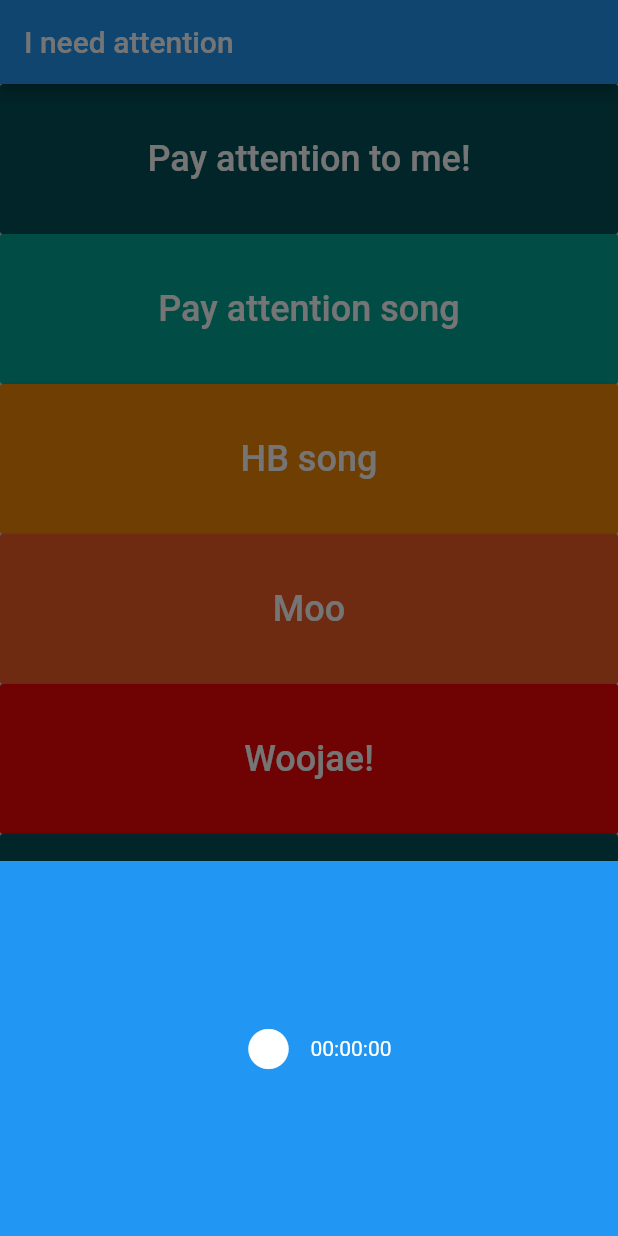
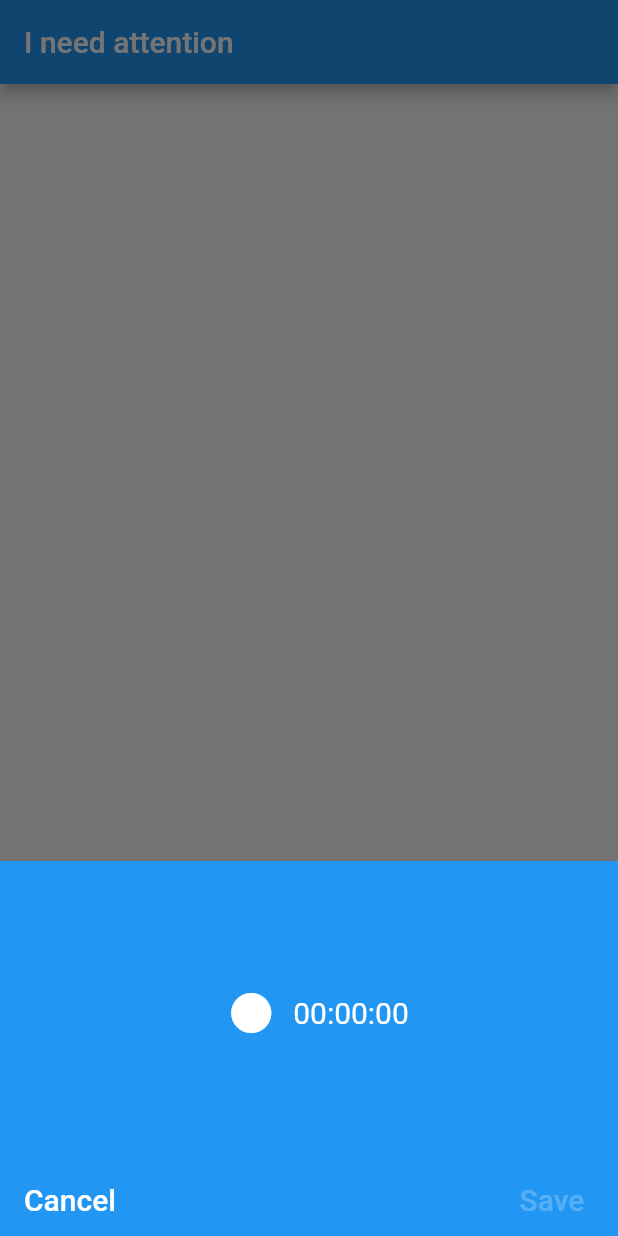
Before and after one commit to wooleah/pay-attention-to-me, a Flutter app: the screen it shows after launch, after a tap on the "add" icon, on a phone screen of 412 x 824 dp. Run offline on Flutter 3.47's test engine with Material 2 defaults, Android fonts, the phone set to English and light mode, and no system bars; our stand-ins replace flutter_vector_icons; missing offline and left inert: flutter_sound.

Commit message:
Now can record and save file and update the list

```diff
--- a/lib/home_screen.dart
+++ b/lib/home_screen.dart
@@ -1,5 +1,8 @@
 import 'package:flutter/material.dart';
-import 'package:assets_audio_player/assets_audio_player.dart';
+import 'dart:io';
+import 'package:path/path.dart' as path;
+import 'package:path_provider/path_provider.dart';
+// import 'package:assets_audio_player/assets_audio_player.dart';
 import 'package:flutter_sound/flutter_sound.dart';
 import 'package:pay_attention_to_me/widgets/recorder.dart';
 import 'constants.dart' as Constants;
@@ -10,33 +13,38 @@ class HomeScreen extends StatefulWidget {
 }
 
 class _HomeScreenState extends State<HomeScreen> {
-  AssetsAudioPlayer assetsAudioPlayer;
   FlutterSound flutterSound;
+  // AssetsAudioPlayer assetsAudioPlayer;
+  List<FileSystemEntity> _fileList = new List();
 
   @override
   void initState() {
     super.initState();
+    flutterSound = FlutterSound();
+
+    _getListOfFiles();
     // Create player instance
-    flutterSound = FlutterSound();
-    assetsAudioPlayer = AssetsAudioPlayer();
-    assetsAudioPlayer.openPlaylist(
-      Playlist(
-        assetAudioPaths:
-            Constants.voiceDataList.map((file) => file.path).toList(),
-      ),
-    );
-    assetsAudioPlayer.stop();
+    // assetsAudioPlayer = AssetsAudioPlayer();
+    // assetsAudioPlayer.openPlaylist(
+    //   Playlist(
+    //     assetAudioPaths:
+    //         Constants.voiceDataList.map((file) => file.path).toList(),
+    //   ),
+    // );
+    // assetsAudioPlayer.stop();
 
-    assetsAudioPlayer.finished.listen((finished) {
-      assetsAudioPlayer.stop();
-    });
+    // assetsAudioPlayer.finished.listen((finished) {
+    //   assetsAudioPlayer.stop();
+    // });
   }
 
   @override
   void dispose() {
-    assetsAudioPlayer.stop();
-    assetsAudioPlayer.dispose();
-    flutterSound.stopRecorder();
+    // assetsAudioPlayer.stop();
+    // assetsAudioPlayer.dispose();
+    // if (_recorderStatus == RecorderState.PLAYING) {
+    //   flutterSound.stopPlayer();
+    // }
     super.dispose();
   }
 
@@ -49,11 +57,16 @@ class _HomeScreenState extends State<HomeScreen> {
       body: SafeArea(
         child: Center(
           child: Scrollbar(
-            child: ListView(
-              children: <Widget>[
-                for (var i = 0; i < Constants.voiceDataList.length; i++)
-                  voiceBtn(i, Constants.voiceDataList[i].title)
-              ],
+            child: ListView.builder(
+              itemCount: _fileList.length,
+              itemBuilder: (context, index) {
+                // return voiceBtn(index, Constants.voiceDataList[index].title);
+                return voiceBtn(index, _fileList[index].uri.toString());
+              },
+              // children: <Widget>[
+              //   for (var i = 0; i < Constants.voiceDataList.length; i++)
+              //     voiceBtn(i, Constants.voiceDataList[i].title)
+              // ],
             ),
           ),
         ),
@@ -67,9 +80,8 @@ class _HomeScreenState extends State<HomeScreen> {
           showModalBottomSheet(
             context: context,
             builder: (context) {
-              return Container(
-                height: 250,
-                child: Recorder(),
+              return Recorder(
+                onFileSaveCb: _getListOfFiles,
               );
             },
           );
@@ -78,21 +90,41 @@ class _HomeScreenState extends State<HomeScreen> {
     );
   }
 
-  Widget voiceBtn(int index, String text, [Color color]) {
+  Widget voiceBtn(int index, String uri, [Color color]) {
     final Color itemColor =
         color ?? Constants.colorWheel[index % Constants.colorWheel.length];
     return SizedBox(
       height: 100,
       child: RaisedButton(
         onPressed: () {
-          assetsAudioPlayer.playlistPlayAtIndex(index);
+          // assetsAudioPlayer.playlistPlayAtIndex(index);
+          startPlayer(uri);
         },
         child: Text(
-          text,
+          Uri.decodeFull(path.basenameWithoutExtension(uri)),
           style: TextStyle(fontSize: 24, color: Colors.white),
         ),
         color: itemColor,
       ),
     );
   }
+
+  Future<void> _getListOfFiles() async {
+    Directory docDir = await getApplicationDocumentsDirectory();
+    setState(() {
+      try {
+        _fileList = Directory('${docDir.path}/audio').listSync();
+      } on FileSystemException catch (err) {
+        new Directory('${docDir.path}/audio').createSync();
+      }
+    });
+  }
+
+  Future<void> startPlayer(uri) async {
+    try {
+      await flutterSound.stopPlayer();
+    } catch (err) {} finally {
+      await flutterSound.startPlayer(uri);
+    }
+  }
 }
--- a/lib/widgets/recorder.dart
+++ b/lib/widgets/recorder.dart
@@ -17,6 +17,10 @@ enum RecorderState {
 }
 
 class Recorder extends StatefulWidget {
+  final Function onFileSaveCb;
+
+  const Recorder({this.onFileSaveCb});
+
   @override
   _RecorderState createState() => _RecorderState();
 }
@@ -27,6 +31,7 @@ class _RecorderState extends State<Recorder> {
   int _totalRecordedTime;
   String _recorderTxt = '00:00:00';
   String _recordedFilePath;
+  bool _isButtonDisabled = true;
 
   StreamSubscription<RecordStatus> _recorderSubscription;
   StreamSubscription<PlayStatus> _playerSubscription;
@@ -52,17 +57,64 @@ class _RecorderState extends State<Recorder> {
   Widget build(BuildContext context) {
     return Container(
       color: Colors.blue,
-      height: 50,
+      height: 250,
       alignment: Alignment.center,
-      child: Row(
+      child: Column(
         mainAxisAlignment: MainAxisAlignment.center,
-        crossAxisAlignment: CrossAxisAlignment.center,
         children: <Widget>[
-          getRecorderButton(_recorderStatus),
-          Text(
-            '$_recorderTxt',
-            style: TextStyle(color: Colors.white),
-          )
+          Expanded(
+            child: Row(
+              mainAxisAlignment: MainAxisAlignment.center,
+              children: <Widget>[
+                getRecorderButton(_recorderStatus),
+                Text(
+                  '$_recorderTxt',
+                  style: TextStyle(
+                    fontSize: 20,
+                    color: Colors.white,
+                  ),
+                )
+              ],
+            ),
+          ),
+          Row(
+            mainAxisAlignment: MainAxisAlignment.spaceBetween,
+            children: <Widget>[
+              FlatButton(
+                onPressed: () {
+                  Navigator.of(context).pop();
+                },
+                child: Text(
+                  'Cancel',
+                  style: TextStyle(
+                    fontSize: 20,
+                    color: Colors.white,
+                  ),
+                ),
+              ),
+              FlatButton(
+                disabledColor: Colors.transparent,
+                onPressed: _isButtonDisabled
+                    ? null
+                    : () async {
+                        String text = await _showFileNameDialog(context);
+                        File file = File(_recordedFilePath);
+                        Directory docDir =
+                            await getApplicationDocumentsDirectory();
+                        moveFile(file, '${docDir.path}/audio', '$text.aac');
+                        widget.onFileSaveCb();
+                        Navigator.of(context).pop();
+                      },
+                child: Text(
+                  'Save',
+                  style: TextStyle(
+                    fontSize: 20,
+                    color: _isButtonDisabled ? Colors.white24 : Colors.white,
+                  ),
+                ),
+              ),
+            ],
+          ),
         ],
       ),
     );
@@ -120,7 +172,6 @@ class _RecorderState extends State<Recorder> {
       codec: t_CODEC.CODEC_AAC,
     );
 
-    print('startRecorder: $path');
     setState(() {
       _recorderStatus = RecorderState.RECORDING;
     });
@@ -139,7 +190,6 @@ class _RecorderState extends State<Recorder> {
     String path = await flutterSound.stopRecorder();
 
     // Change recorderState
-    print('stopRecorder: $path');
     setState(() {
       _recorderStatus = RecorderState.RECORD_DONE;
     });
@@ -147,6 +197,7 @@ class _RecorderState extends State<Recorder> {
 
     // Change timer text from recorder time to playable time
     setState(() {
+      _isButtonDisabled = false;
       _recorderTxt = getTimeInFormat(_totalRecordedTime).substring(0, 8);
     });
 
@@ -158,9 +209,8 @@ class _RecorderState extends State<Recorder> {
   }
 
   Future<void> startPlayer() async {
-    String path = await flutterSound.startPlayer(_recordedFilePath);
+    await flutterSound.startPlayer(_recordedFilePath);
 
-    print('startPlayer: $path');
     setState(() {
       _recorderStatus = RecorderState.PLAYING;
     });
@@ -178,14 +228,14 @@ class _RecorderState extends State<Recorder> {
   }
 
   Future<void> pausePlayer() async {
-    String result = await flutterSound.pausePlayer();
+    await flutterSound.pausePlayer();
     setState(() {
       _recorderStatus = RecorderState.PAUSED;
     });
   }
 
   Future<void> resumePlayer() async {
-    String result = await flutterSound.resumePlayer();
+    await flutterSound.resumePlayer();
     setState(() {
       _recorderStatus = RecorderState.PLAYING;
     });
@@ -193,8 +243,7 @@ class _RecorderState extends State<Recorder> {
 
   Future<void> stopPlayer({playerStopped = false}) async {
     if (!playerStopped) {
-      String path = await flutterSound.stopPlayer();
-      print('stopPlayer: $path');
+      await flutterSound.stopPlayer();
     }
 
     setState(() {
@@ -206,4 +255,52 @@ class _RecorderState extends State<Recorder> {
       _playerSubscription = null;
     }
   }
+
+  Future<File> moveFile(
+      File sourceFile, String newPath, String fileName) async {
+    try {
+      // rename is faster than copy
+      return await sourceFile.rename('$newPath/$fileName');
+    } on FileSystemException catch (err) {
+      // if rename fails, copy the source file and delete it after copying
+      final newFile = await sourceFile.copy('$newPath/$fileName');
+      await sourceFile.delete();
+      return newFile;
+    }
+  }
+
+  Future<String> _showFileNameDialog(BuildContext context) async {
+    TextEditingController _textFieldController = TextEditingController();
+
+    return showDialog(
+      context: context,
+      builder: (context) {
+        return AlertDialog(
+          title: Text('Name of your file?'),
+          content: TextField(
+              controller: _textFieldController,
+              decoration: InputDecoration(hintText: 'My file name')),
+          actions: <Widget>[
+            FlatButton(
+              child: Text('OK'),
+              onPressed: () {
+                Navigator.of(context).pop(_textFieldController.text);
+              },
+            ),
+            FlatButton(
+              child: Text('Cancel'),
+              onPressed: () {
+                Navigator.of(context).pop();
+              },
+            )
+          ],
+        );
+      },
+    );
+    // File file = File(_recordedFilePath);
+    // Directory docDir =
+    //     await getApplicationDocumentsDirectory();
+    // moveFile(
+    //     file, '${docDir.path}/audio', 'recorder-test.aac');
+  }
 }
```
